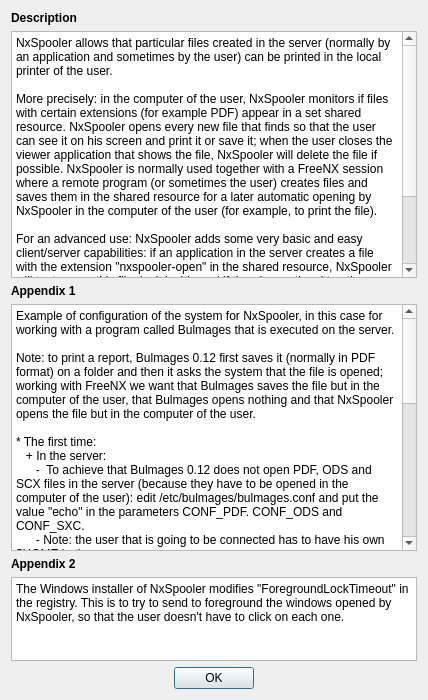
First picture: the form in trunk/helpDialog.ui, repository BackupTheBerlios/nxspooler-svn, before the edit.
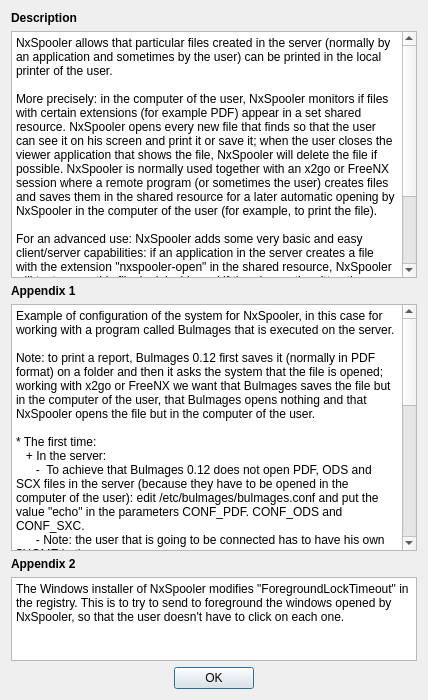
Second picture: the form after the edit. Icons and pictures are not drawn.

Commit message: The FreeNX program has not been updated since 2008, so the alternative of x2go has been added. Minor updates in the NSIS installation script.

The edit to the form file:
```diff
--- a/trunk/helpDialog.ui
+++ b/trunk/helpDialog.ui
@@ -51,7 +51,7 @@
      <property name="plainText">
       <string>NxSpooler allows that particular files created in the server (normally by an application and sometimes by the user) can be printed in the local printer of the user.
 
-More precisely: in the computer of the user, NxSpooler monitors if files with certain extensions (for example PDF) appear in a set shared resource. NxSpooler opens every new file that finds so that the user can see it on his screen and print it or save it; when the user closes the viewer application that shows the file, NxSpooler will delete the file if possible. NxSpooler is normally used together with a FreeNX session where a remote program (or sometimes the user) creates files and saves them in the shared resource for a later automatic opening by NxSpooler in the computer of the user (for example, to print the file).
+More precisely: in the computer of the user, NxSpooler monitors if files with certain extensions (for example PDF) appear in a set shared resource. NxSpooler opens every new file that finds so that the user can see it on his screen and print it or save it; when the user closes the viewer application that shows the file, NxSpooler will delete the file if possible. NxSpooler is normally used together with an x2go or FreeNX session where a remote program (or sometimes the user) creates files and saves them in the shared resource for a later automatic opening by NxSpooler in the computer of the user (for example, to print the file).
 
 For an advanced use: NxSpooler adds some very basic and easy client/server capabilities: if an application in the server creates a file with the extension &quot;nxspooler-open&quot; in the shared resource, NxSpooler will try to open this file, look inside and if there's a path written there, open this path in the client. The path can be a file, a folder, the address of a shared resource, etc. This is useful, for example, for an application in the server to: open the default file browser in the client to manage the contents of another concrete shared resource, so that the user can immediatly open those server files, save his files in the server, etc.</string>
      </property>
@@ -84,7 +84,7 @@
      <property name="plainText">
       <string>Example of configuration of the system for NxSpooler, in this case for working with a program called Bulmages that is executed on the server.
 
-Note: to print a report, Bulmages 0.12 first saves it (normally in PDF format) on a folder and then it asks the system that the file is opened; working with FreeNX we want that Bulmages saves the file but in the computer of the user, that Bulmages opens nothing and that NxSpooler opens the file but in the computer of the user.
+Note: to print a report, Bulmages 0.12 first saves it (normally in PDF format) on a folder and then it asks the system that the file is opened; working with x2go or FreeNX we want that Bulmages saves the file but in the computer of the user, that Bulmages opens nothing and that NxSpooler opens the file but in the computer of the user.
 
 * The first time:
    + In the server:
@@ -95,9 +95,9 @@
       - In Linux: share (using Samba) the folder $HOME/.nxspooler as &quot;nxspooler&quot;, using a particular password and username.
       - In Windows: share the folder %UserProfile%\.nxspooler as &quot;nxspooler$&quot;, using a particular password and username.
       - Note: when sharing, you must be sure that the particular username that will be used to access to the shared resource has permissions to write on it.
-      - Configure the NX client program so that the connection normally used to access to the FreeNX server  grants the server access to the shared resource that we talked about. For example, in the Linux program called &quot;nx client&quot; you can go to a tab called &quot;Services&quot;, click on the checkbox &quot;enable SMB printing and file sharing&quot; and click on &quot;Add&quot; to add the resource &quot;nxspooler&quot;, configure that the mount point in the server is ~/.bulmages so that Bulmages uses it in a natural way in the remote session; enter the particular password and username.
+      - Configure the x2goclient or NX Client program so that the connection normally used to access to the x2go or FreeNX server  grants the server access to the shared resource that we talked about. For example, in the Linux program called &quot;NX Client&quot; you can go to a tab called &quot;Services&quot;, click on the checkbox &quot;enable SMB printing and file sharing&quot; and click on &quot;Add&quot; to add the resource &quot;nxspooler&quot;, configure that the mount point in the server is ~/.bulmages so that Bulmages uses it in a natural way in the remote session; enter the particular password and username.
 
-* Every time the user starts the FreeNX session:
+* Every time the user starts the x2go or FreeNX session:
       - NxSpooler has to be running in the computer of the user, of course :-).
  
 This way: the files of the reports that Bulmages makes in the server  will be opened in the client computer, where the user can print them, save them, send them by email, etc.</string>
```
The commit also changes 4 other files.
